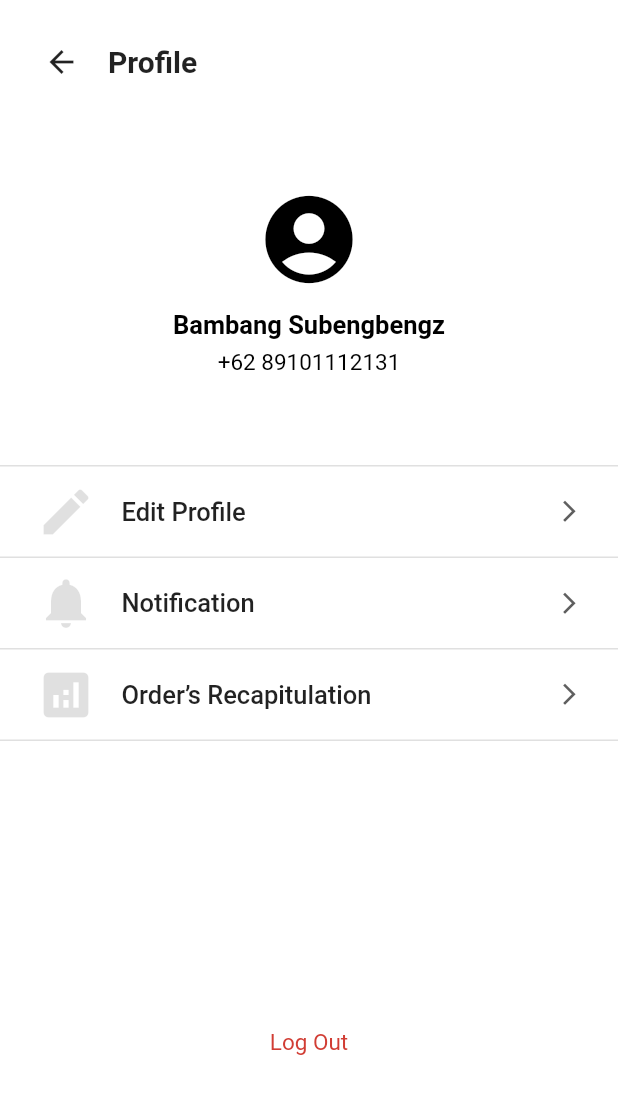
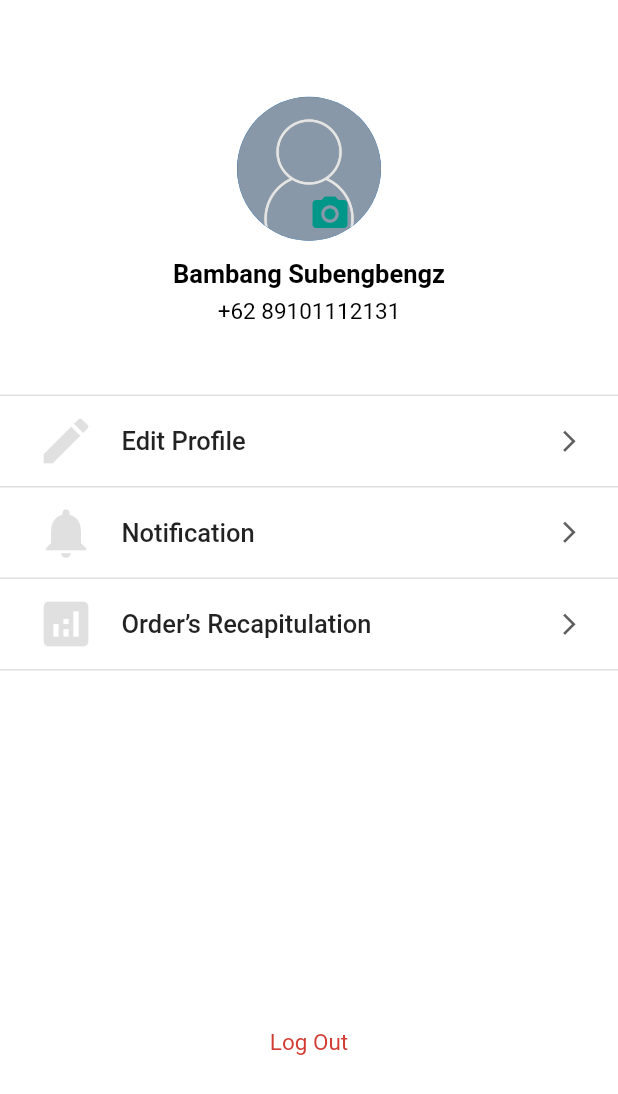
Before and after one commit to Lejhat-Bergijhi/veggytably-driver, a Flutter app: the ProfilePageDriver screen opened directly, on a phone screen of 412 x 824 dp. Shown: the top 1094 px of the screen. Run offline on Flutter 3.47's test engine with Material 2 defaults, Android fonts, the light colour scheme and no system bars; our stand-ins replace dio, dotted_border, flutter_secure_storage, get, image_picker; accounts and stored records are empty; Roboto replaces fonts that are missing (Rubik).

Commit message:
wip profile connection

```diff
--- a/lib/utils/api.endpoints.dart
+++ b/lib/utils/api.endpoints.dart
@@ -2,15 +2,17 @@ class ApiEndPoints {
   static const String domain = "192.168.88.143";
   static const String baseUrl = 'http://$domain:5000/';
   static final _AuthEndPoints authEndpoints = _AuthEndPoints();
-  static final _DriverEndPoints merchantEndpoints = _DriverEndPoints();
+  static final _DriverEndPoints driverEndpoints = _DriverEndPoints();
 }
 
 class _AuthEndPoints {
   final String signUp = "auth/signUp/driver";
   final String login = "auth/login";
   final String logout = "auth/logout";
+  final String uploadImage = "auth/profile/upload-profile-picture";
 }
 
 class _DriverEndPoints {
   final String getProfile = "drivers/profile";
+  final String getProfileImage = "drivers/fetch-profile-image";
 }
--- a/lib/views/profile_page.dart
+++ b/lib/views/profile_page.dart
@@ -1,6 +1,9 @@
 import 'package:flutter/material.dart';
 import 'package:get/get.dart';
+import 'package:veggytably_driver/controllers/profile_controller.dart';
 import 'package:veggytably_driver/views/login_page.dart';
+
+import '../widgets/image_profile.dart';
 
 class ProfilePageDriver extends StatelessWidget {
   const ProfilePageDriver({super.key});
@@ -11,29 +14,7 @@ class ProfilePageDriver extends StatelessWidget {
       backgroundColor: Colors.white,
       body: Column(
         children: [
-          Container(
-              padding: const EdgeInsets.only(top: 17.0, left: 17.0),
-              child: Row(
-                children: [
-                  IconButton(
-                    icon: const Icon(Icons.arrow_back),
-                    onPressed: () {
-                      Get.back();
-                    },
-                  ),
-                  const SizedBox(width: 7.0),
-                  Container(
-                    child: const Text(
-                      "Profile",
-                      style: TextStyle(
-                        fontSize: 20.0,
-                        fontWeight: FontWeight.bold,
-                      ),
-                    ),
-                  )
-                ],
-              )),
-          const SizedBox(height: 20.0),
+          const SizedBox(height: 38),
           Container(
               height: 205,
               padding: const EdgeInsets.only(left: 78, right: 78),
@@ -41,11 +22,7 @@ class ProfilePageDriver extends StatelessWidget {
                 child: Column(
                     mainAxisAlignment: MainAxisAlignment.center,
                     children: [
-                      Icon(
-                        color: Colors.black,
-                        Icons.account_circle_rounded,
-                        size: 70,
-                      ),
+                      ImageProfile(),
                       const SizedBox(
                         height: 12,
                       ),
@@ -115,15 +92,13 @@ class ProfilePageDriver extends StatelessWidget {
                       ),
                     ),
                     const Spacer(),
-                    Container(
-                      child: const Icon(Icons.arrow_forward_ios,
-                          size: 17, color: Color(0xFF5F5F5F)),
-                    )
+                    const Icon(Icons.arrow_forward_ios,
+                        size: 17, color: Color(0xFF5F5F5F))
                   ],
                 ),
               ),
               Container(
-                decoration: BoxDecoration(
+                decoration: const BoxDecoration(
                   border: Border(
                     bottom: BorderSide(
                       color: Colors.black12,
--- a/lib/views/upload_pic.dart
+++ b/lib/views/upload_pic.dart
@@ -2,6 +2,7 @@ import 'package:flutter/material.dart';
 import 'package:get/get.dart';
 import 'package:dotted_border/dotted_border.dart';
 import 'package:image_picker/image_picker.dart';
+import 'package:veggytably_driver/views/landing_page.dart';
 
 import 'home_page.dart';
 
@@ -38,7 +39,7 @@ class _UploadPicState extends State<UploadPic> {
             child: TextButton(
               onPressed: () {
                 Get.offAll(
-                  () => HomePage(),
+                  () => LandingPage(),
                   transition: Transition.rightToLeftWithFade,
                 );
               },
@@ -139,7 +140,7 @@ class _UploadPicState extends State<UploadPic> {
                                 ),
                               ),
                               onPressed: () {
-                                takePhoto(ImageSource.camera);
+                                // takePhoto(ImageSource.camera);
                               },
                               child: Row(
                                 crossAxisAlignment: CrossAxisAlignment.center,
--- /dev/null
+++ b/lib/widgets/image_profile.dart
@@ -0,0 +1,95 @@
+import 'dart:io';
+
+import 'package:flutter/material.dart';
+import 'package:flutter/src/widgets/framework.dart';
+import 'package:flutter/src/widgets/placeholder.dart';
+import 'package:get/get.dart';
+import 'package:image_picker/image_picker.dart';
+import 'package:veggytably_driver/controllers/profile_controller.dart';
+import 'package:veggytably_driver/views/upload_pic.dart';
+
+class ImageProfile extends StatefulWidget {
+  const ImageProfile({super.key});
+
+  @override
+  State<ImageProfile> createState() => _ImageProfileState();
+}
+
+class _ImageProfileState extends State<ImageProfile> {
+  XFile? _imageFile;
+  final ImagePicker picker = ImagePicker();
+
+  Future<void> takePhoto(ImageSource source) async {
+    final pickedFile = await picker.pickImage(source: source);
+
+    if (pickedFile == null) return;
+    setState(() {
+      _imageFile = pickedFile;
+    });
+  }
+
+  @override
+  Widget build(BuildContext context) {
+    final ProfileController profileController = Get.put(ProfileController());
+
+    void showModal() {
+      showModalBottomSheet(
+          context: context,
+          builder: (BuildContext context) {
+            return Column(
+              mainAxisSize: MainAxisSize.min,
+              children: [
+                ListTile(
+                  leading: const Icon(Icons.camera_alt),
+                  title: const Text('Camera'),
+                  onTap: () async {
+                    // await takePhoto(ImageSource.camera);
+                    // if (_imageFile == null) print("null");
+
+                    // upload image
+                    profileController.uploadImage(ImageSource.camera);
+                    Get.back();
+                  },
+                ),
+                ListTile(
+                  leading: const Icon(Icons.image),
+                  title: const Text('Gallery'),
+                  onTap: () async {
+                    await takePhoto(ImageSource.gallery);
+                    if (_imageFile == null) print("null");
+                    Get.back();
+                  },
+                ),
+              ],
+            );
+          });
+    }
+
+    return Center(
+      child: Stack(
+        children: [
+          CircleAvatar(
+            radius: 48,
+            backgroundImage: profileController.imageFile == null
+                ? Image.asset('assets/images/profile.png').image
+                : Image.file(File(profileController.imageFile!.path)).image,
+          ),
+          Positioned(
+            bottom: 4,
+            right: 20,
+            child: InkWell(
+              onTap: () {
+                showModal();
+              },
+              child: const Icon(
+                Icons.camera_alt,
+                color: Colors.teal,
+                size: 28,
+              ),
+            ),
+          ),
+        ],
+      ),
+    );
+  }
+}
--- a/pubspec.yaml
+++ b/pubspec.yaml
@@ -7,6 +7,7 @@ environment:
   sdk: ">=2.19.2 <3.0.0"
 
 dependencies:
+  dio: ^5.0.1
   dotted_border: ^2.0.0+3
   flutter:
     sdk: flutter
```
Also changed, not shown: lib/api/driver_api.dart (added, +41 -0 lines), lib/controllers/profile_controller.dart (added, +37 -0 lines), lib/main.dart (+8 -6 lines), assets/images/profile.png (added), pubspec.lock, 1 other file.
